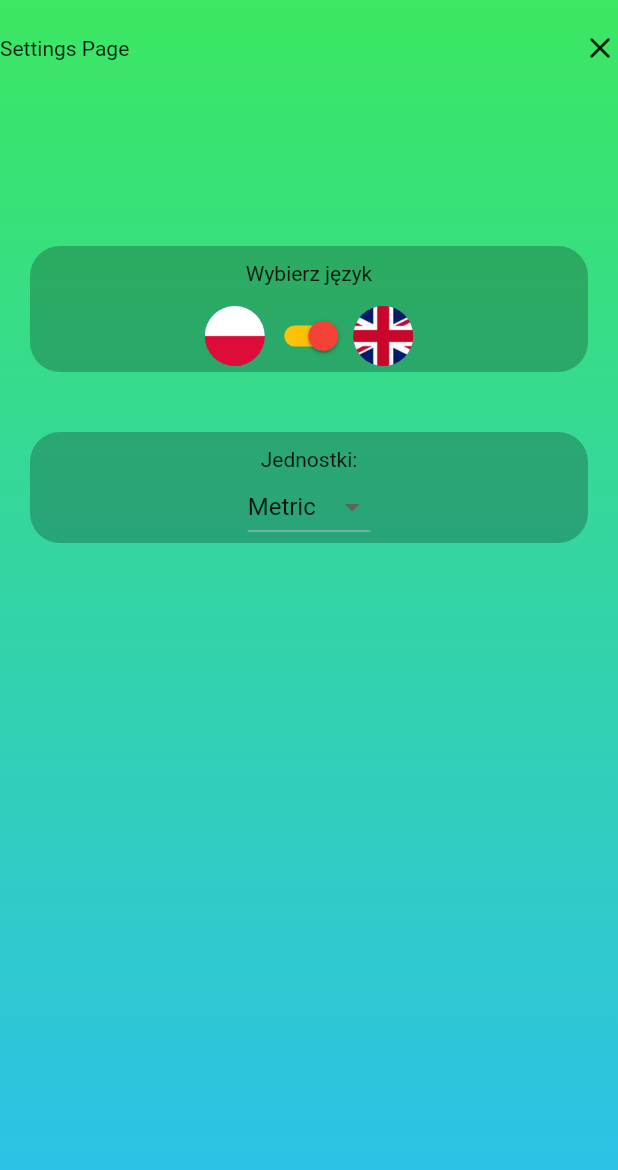
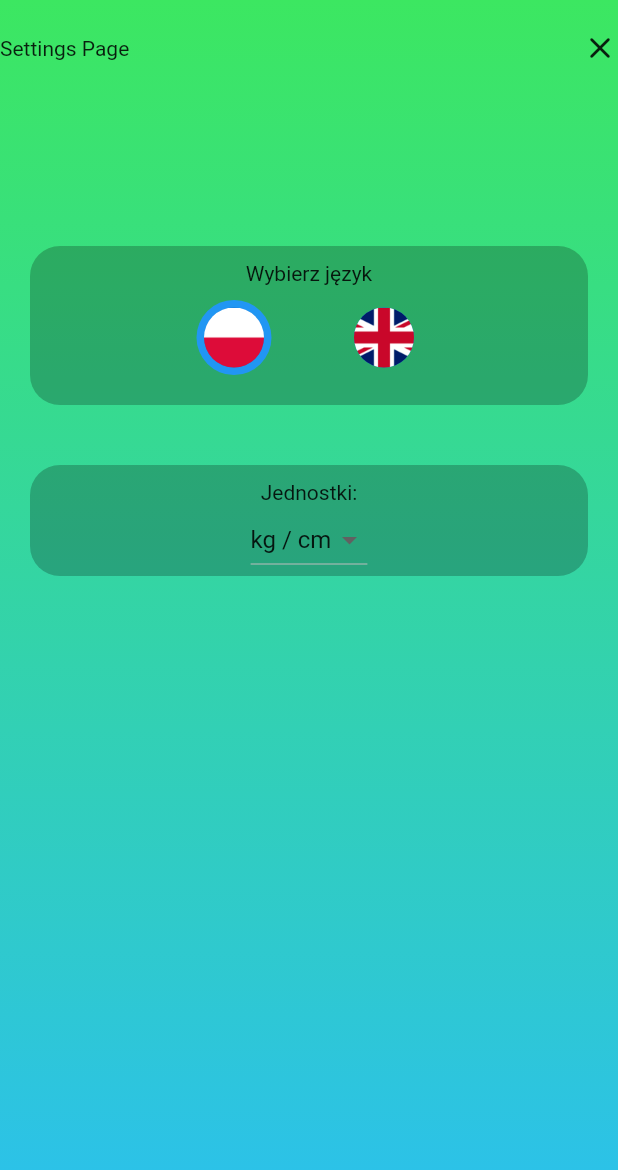
Before and after one commit to mateuszsoltys/bmi_calc, a Flutter app: the SettingsPage screen opened directly, on a phone screen of 412 x 824 dp. Shown: the top 1170 px of the screen. Run offline on Flutter 3.47's test engine with Material 2 defaults, Android fonts, the phone set to English and light mode, and no system bars; our stand-ins replace bloc, flutter_bloc, rive, shared_preferences; missing offline and left inert: draggable_bottom_sheet; accounts and stored records are empty.

Commit message:
add share_preferences to save app settings

```diff
--- a/lib/app/app.dart
+++ b/lib/app/app.dart
@@ -1,17 +1,25 @@
-import 'package:bmi_calc/app/cubit/core_cubit.dart';
+// ignore_for_file: public_member_api_docs, sort_constructors_first
 import 'package:flutter/material.dart';
 import 'package:flutter_bloc/flutter_bloc.dart';
+import 'package:shared_preferences/shared_preferences.dart';
+
+import 'package:bmi_calc/app/cubit/core_cubit.dart';
 
 import 'data/theme/theme_data.dart';
 import 'features/home_page/home_page.dart';
 
 class MyApp extends StatelessWidget {
-  const MyApp({Key? key}) : super(key: key);
+  const MyApp({
+    Key? key,
+    required this.preferences,
+  }) : super(key: key);
+
+  final SharedPreferences preferences;
 
   @override
   Widget build(BuildContext context) {
     return BlocProvider(
-      create: (context) => CoreCubit()..start(),
+      create: (context) => CoreCubit(preferences),
       child: BlocBuilder<CoreCubit, CoreState>(
         builder: (context, state) {
           return MaterialApp(
--- a/lib/app/core/enum.dart
+++ b/lib/app/core/enum.dart
@@ -4,8 +4,8 @@ enum Lang {
 }
 
 enum Units {
-  iso('Metric'),
-  imp('Imperial');
+  iso('kg / cm'),
+  imp('lbs / \"');
 
   const Units(this.label);
   final String label;
--- a/lib/app/cubit/core_cubit.dart
+++ b/lib/app/cubit/core_cubit.dart
@@ -1,15 +1,32 @@
 import 'package:bloc/bloc.dart';
 import 'package:bmi_calc/app/core/enum.dart';
 import 'package:meta/meta.dart';
+import 'package:shared_preferences/shared_preferences.dart';
 
 part 'core_state.dart';
 
 class CoreCubit extends Cubit<CoreState> {
-  CoreCubit() : super(CoreState(language: Lang.pl, unit: Units.iso));
+  final SharedPreferences _preferences;
+  CoreCubit(this._preferences)
+      : super(CoreState(
+            language:
+                Lang.values.byName(_preferences.getString('language') ?? 'pl'),
+            unit:
+                Units.values.byName(_preferences.getString('unit') ?? 'iso')));
 
-  Future<void> start() async {
-    emit(CoreState(language: Lang.pl, unit: Units.iso));
-  }
+  // Future<void> start() async {
+  //   emit(CoreState(language: Lang.pl, unit: Units.iso));
+  // }
 
   Future<void> changeUnit() async {}
+
+  Future<void> changeAndSaveLanguage(unit) async {
+    if (unit == Lang.pl) {
+      emit(state.copyWith(language: Lang.pl));
+      _preferences.setString('language', 'pl');
+    } else {
+      emit(state.copyWith(language: Lang.gb));
+      _preferences.setString('language', 'gb');
+    }
+  }
 }
--- a/lib/app/cubit/core_state.dart
+++ b/lib/app/cubit/core_state.dart
@@ -1,3 +1,4 @@
+// ignore_for_file: public_member_api_docs, sort_constructors_first
 part of 'core_cubit.dart';
 
 @immutable
@@ -6,4 +7,14 @@ class CoreState {
   final Units unit;
 
   CoreState({required this.language, required this.unit});
+
+  CoreState copyWith({
+    Lang? language,
+    Units? unit,
+  }) {
+    return CoreState(
+      language: language ?? this.language,
+      unit: unit ?? this.unit,
+    );
+  }
 }
--- a/lib/app/features/settings_page/settings_page.dart
+++ b/lib/app/features/settings_page/settings_page.dart
@@ -9,7 +9,6 @@ class SettingsPage extends StatelessWidget {
 
   @override
   Widget build(BuildContext context) {
-    bool lang = true;
     return BlocBuilder<CoreCubit, CoreState>(
       builder: (context, core) {
         return Container(
@@ -35,7 +34,67 @@ class SettingsPage extends StatelessWidget {
                     const SizedBox(
                       height: 100,
                     ),
-                    LanguageField(lang: lang),
+                    Container(
+                      width: MediaQuery.of(context).size.width,
+                      margin: const EdgeInsets.all(20),
+                      decoration: const BoxDecoration(
+                          color: Color.fromARGB(59, 0, 0, 0),
+                          borderRadius: BorderRadius.all(Radius.circular(20))),
+                      child: Column(
+                        children: [
+                          const SizedBox(
+                            height: 10,
+                          ),
+                          const Text('Wybierz język'),
+                          const SizedBox(
+                            height: 10,
+                          ),
+                          Row(
+                            mainAxisAlignment: MainAxisAlignment.center,
+                            children: [
+                              CircleAvatar(
+                                radius: 25,
+                                backgroundColor: core.language == Lang.pl
+                                    ? Colors.blue
+                                    : Colors.transparent,
+                                child: InkWell(
+                                  onTap: () {
+                                    context
+                                        .read<CoreCubit>()
+                                        .changeAndSaveLanguage(Lang.pl);
+                                  },
+                                  child: const CircleAvatar(
+                                    radius: 20,
+                                    backgroundImage:
+                                        AssetImage('assets/pics/flag_pl.png'),
+                                  ),
+                                ),
+                              ),
+                              const SizedBox(width: 50),
+                              CircleAvatar(
+                                radius: 25,
+                                backgroundColor: core.language == Lang.gb
+                                    ? Colors.blue
+                                    : Colors.transparent,
+                                child: InkWell(
+                                  onTap: () {
+                                    context
+                                        .read<CoreCubit>()
+                                        .changeAndSaveLanguage(Lang.gb);
+                                  },
+                                  child: const CircleAvatar(
+                                    radius: 20,
+                                    backgroundImage:
+                                        AssetImage('assets/pics/flag_uk.png'),
+                                  ),
+                                ),
+                              ),
+                            ],
+                          ),
+                          const SizedBox(height: 20)
+                        ],
+                      ),
+                    ),
                     Container(
                       width: MediaQuery.of(context).size.width,
                       margin: const EdgeInsets.all(20),
@@ -70,54 +129,3 @@ class SettingsPage extends StatelessWidget {
     );
   }
 }
-
-class LanguageField extends StatelessWidget {
-  const LanguageField({
-    Key? key,
-    required this.lang,
-  }) : super(key: key);
-
-  final bool lang;
-
-  @override
-  Widget build(BuildContext context) {
-    return Container(
-      width: MediaQuery.of(context).size.width,
-      margin: const EdgeInsets.all(20),
-      decoration: const BoxDecoration(
-          color: Color.fromARGB(59, 0, 0, 0),
-          borderRadius: BorderRadius.all(Radius.circular(20))),
-      child: Column(
-        children: [
-          const SizedBox(
-            height: 10,
-          ),
-          const Text('Wybierz język'),
-          const SizedBox(
-            height: 10,
-          ),
-          Row(
-            mainAxisAlignment: MainAxisAlignment.center,
-            children: [
-              const CircleAvatar(
-                radius: 20,
-                backgroundImage: AssetImage('assets/pics/flag_pl.png'),
-              ),
-              Switch(
-                  inactiveThumbColor: Colors.red,
-                  activeColor: Colors.red,
-                  inactiveTrackColor: Colors.amber,
-                  activeTrackColor: Colors.amber,
-                  value: lang,
-                  onChanged: (value) {}),
-              const CircleAvatar(
-                radius: 20,
-                backgroundImage: AssetImage('assets/pics/flag_uk.png'),
-              ),
-            ],
-          )
-        ],
-      ),
-    );
-  }
-}
--- a/pubspec.yaml
+++ b/pubspec.yaml
@@ -37,6 +37,7 @@ dependencies:
   draggable_bottom_sheet: ^1.0.2
   rive: ^0.9.1
   flutter_bloc: ^8.1.1
+  shared_preferences: ^2.0.15
 
 dev_dependencies:
   flutter_test:
```
Also changed, not shown: lib/main.dart (+7 -2 lines), pubspec.lock, 2 other files.
